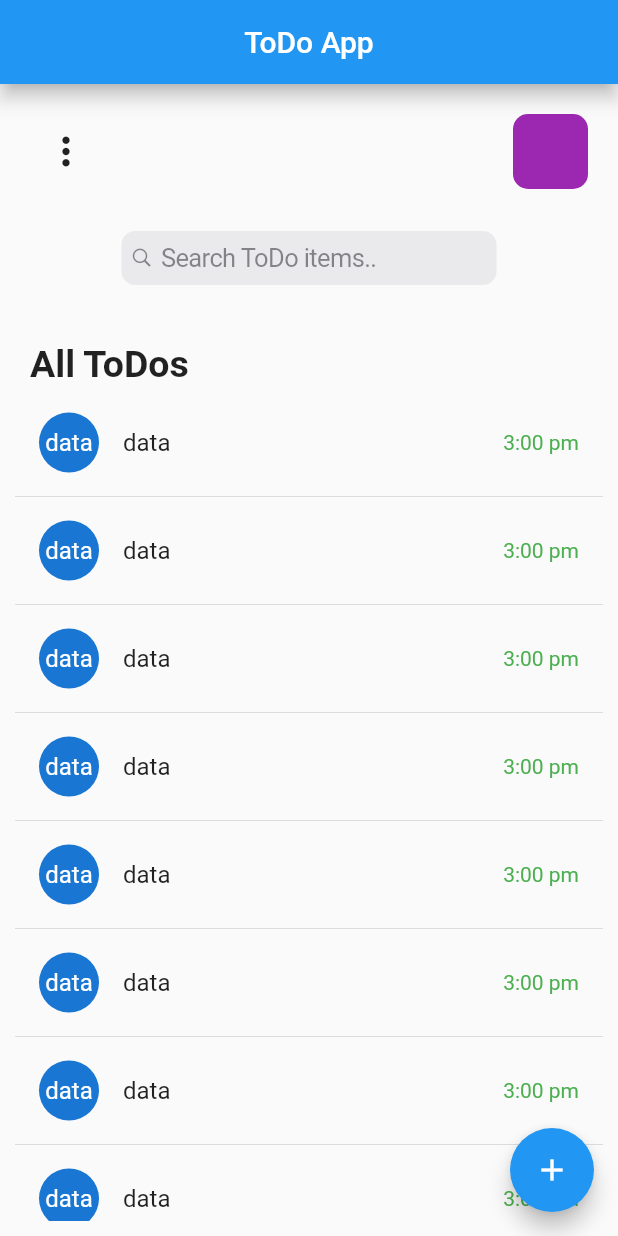
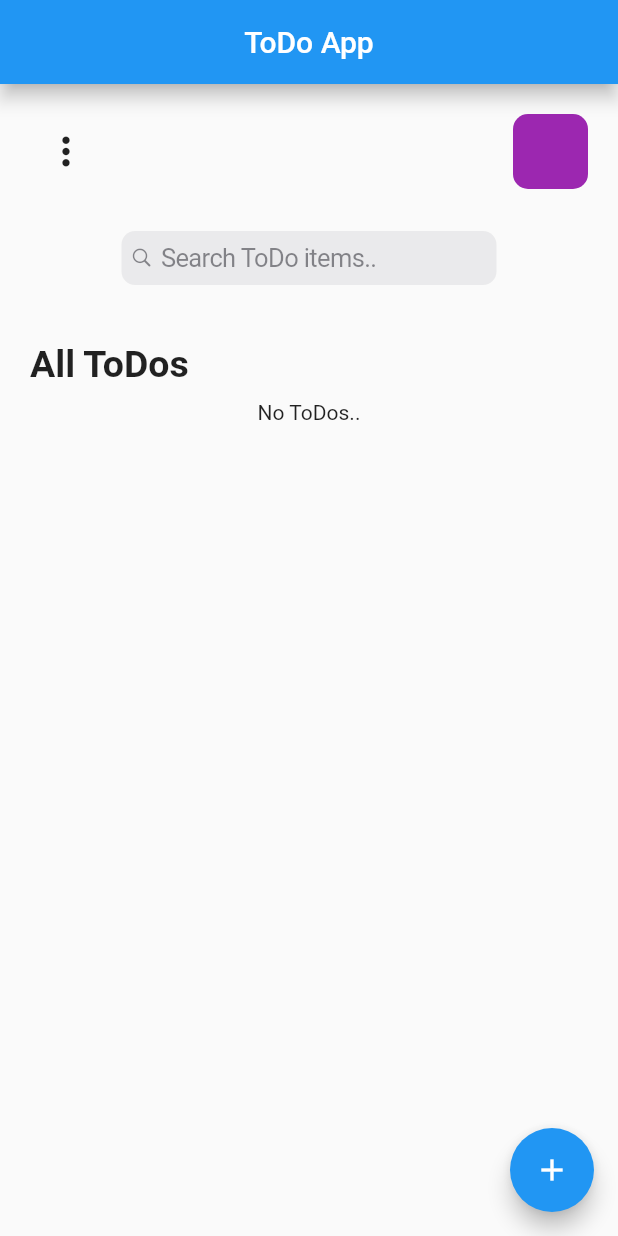
Before and after one commit to munavirahammedpk/ToDo-List, a Flutter app: the screen it shows after launch, on a phone screen of 412 x 824 dp. Run offline on Flutter 3.47's test engine with Material 2 defaults, Android fonts, the phone set to English and light mode, and no system bars; our stand-ins replace bloc, flutter_bloc, sqflite; accounts and stored records are empty.

Commit message:
add task and get task completed

```diff
--- /dev/null
+++ b/lib/Application/todo_bloc/todo_event.dart
@@ -0,0 +1,14 @@
+part of 'todo_bloc.dart';
+
+@immutable
+class TodoEvent {}
+
+class AddTaskEvent extends TodoEvent {
+  final TaskModel newTask;
+
+  AddTaskEvent({
+    required this.newTask,
+  });
+}
+
+class GetTaskEvent extends TodoEvent {}
--- /dev/null
+++ b/lib/Application/todo_bloc/todo_state.dart
@@ -0,0 +1,27 @@
+part of 'todo_bloc.dart';
+
+class TodoState {
+  bool isLoading;
+  bool isError;
+  List<TaskModel> todoList;
+  List category;
+
+  TodoState({
+    required this.isLoading,
+    required this.isError,
+    required this.todoList,
+    required this.category,
+  });
+
+  TodoState.initial({
+    required this.isLoading,
+    required this.isError,
+    required this.todoList,
+    required this.category,
+  }) {
+    isLoading = true;
+    isError = false;
+    taskList = [];
+    category = [];
+  }
+}
--- a/lib/Domain/task_model.dart
+++ b/lib/Domain/task_model.dart
@@ -1,7 +1,32 @@
-class TaskModel{
-  final int taskId;
- final String task;
-  final DateTime time;
 
-   TaskModel(this.taskId, this.task, this.time);
+class TaskModel {
+  int? id;
+  final String task;
+  final String category;
+  final String date;
+  final String time;
+
+  TaskModel({
+    this.id,
+    required this.task,
+    required this.category,
+    required this.date,
+    required this.time,
+  });
+
+  static TaskModel fromMap(Map<String, Object?> map) {
+    final id = map['id'] as int;
+    final task = map['task'] as String;
+    final category = map['category'] as String;
+    final date = map['date'] ;
+    final time = map['time'] ;
+
+    return TaskModel(
+      id: id,
+      task: task,
+      category: category,
+      date: date.toString(),
+      time: time.toString(),
+    );
+  }
 }
--- /dev/null
+++ b/lib/Domain/todo_service.dart
@@ -0,0 +1,6 @@
+import 'package:todo_app/Domain/task_model.dart';
+
+abstract class ToDoService {
+  Future<int>addTask(TaskModel newTask);
+  Future <List<TaskModel>>getAllTask();
+}
--- a/lib/Presentation/completed_page/screen_completed.dart
+++ b/lib/Presentation/completed_page/screen_completed.dart
@@ -5,7 +5,7 @@ class CompletedTaskPage extends StatelessWidget {
 
   @override
   Widget build(BuildContext context) {
-    return Column(
+    return const Column(
       children: [
         Text('data')
       ],
--- a/lib/Presentation/home_page/screen_home.dart
+++ b/lib/Presentation/home_page/screen_home.dart
@@ -1,6 +1,7 @@
-
 import 'package:flutter/cupertino.dart';
 import 'package:flutter/material.dart';
+import 'package:flutter_bloc/flutter_bloc.dart';
+import 'package:todo_app/Application/todo_bloc/todo_bloc.dart';
 import 'package:todo_app/Presentation/adding_page/screen_add.dart';
 
 class HomePage extends StatelessWidget {
@@ -8,6 +9,11 @@ class HomePage extends StatelessWidget {
 
   @override
   Widget build(BuildContext context) {
+    print('object');
+    //WidgetsBinding.instance.addPostFrameCallback((_) {
+      BlocProvider.of<TodoBloc>(context).add(GetTaskEvent());
+    //});
+
     return Scaffold(
       appBar: AppBar(
         title: const Center(
@@ -72,22 +78,48 @@ class HomePage extends StatelessWidget {
                 ),
               ),
             ),
-            Expanded(
+            BlocBuilder<TodoBloc, TodoState>(
+              builder: (context, state) {
+                if (state.isLoading) {
+                  return const Center(
+                    child: CircularProgressIndicator(),
+                  );
+                }
+                if (state.isError) {
+                  return const Center(
+                    child: Text('Error While Fetchig Your Todos..'),
+                  );
+                }
+                if (state.todoList.isEmpty) {
+                  return const Center(
+                    child: Text('No ToDos..'),
+                  );
+                } else {
+                  return Expanded(
                     child: ListView.separated(
                       shrinkWrap: true,
                       itemBuilder: (context, index) {
-                  return const ListTile(
-                    leading: CircleAvatar(child: Text('data'),),
-                    title: Text('data'),
-                    trailing: Text('3:00 pm',style: TextStyle(color: Colors.green),),
+                        final details = state.todoList[index];
+                        return ListTile(
+                          leading: CircleAvatar(
+                            child: Text(details.date),
+                          ),
+                          title: Text(details.task),
+                          subtitle: Text(details.category),
+                          trailing: Text(
+                            details.time,
+                            style: TextStyle(color: Colors.green),
+                          ),
                         );
-
                       },
                       separatorBuilder: (context, index) {
-                  return Divider();
+                        return const Divider();
                       },
-                itemCount: 10,
+                      itemCount: state.todoList.length,
                     ),
+                  );
+                }
+              },
             )
           ],
         ),
@@ -96,7 +128,7 @@ class HomePage extends StatelessWidget {
         onPressed: () {
           Navigator.of(context).push(
             CupertinoPageRoute(
-              builder: (context) => AddTaskPage(),
+              builder: (context) => const AddTaskPage(),
             ),
           );
         },
--- a/lib/main.dart
+++ b/lib/main.dart
@@ -1,12 +1,12 @@
-import 'package:flutter/cupertino.dart';
 import 'package:flutter/material.dart';
-import 'package:flutter_svg/svg.dart';
-import 'package:todo_app/Presentation/adding_page/screen_add.dart';
+import 'package:flutter_bloc/flutter_bloc.dart';
+import 'package:todo_app/Infratructure/sqflite_db/db.dart';
 import 'package:todo_app/Presentation/home_page/screen_home.dart';
+import 'Application/todo_bloc/todo_bloc.dart';
 
-import 'Presentation/completed_page/screen_completed.dart';
-
-void main() {
+Future<void> main() async {
+  WidgetsFlutterBinding.ensureInitialized();
+  await initializeDatabase();
   runApp(const MyApp());
 }
 
@@ -16,12 +16,15 @@ class MyApp extends StatelessWidget {
   // This widget is the root of your application.
   @override
   Widget build(BuildContext context) {
-    return MaterialApp(
-      title: 'ToDo App',
-      theme: ThemeData(
-        primarySwatch: Colors.blue,
+    return BlocProvider(
+      create: (context) => TodoBloc(),
+      child: MaterialApp(
+        title: 'ToDo App',
+        theme: ThemeData(
+          primarySwatch: Colors.blue,
+        ),
+        home: const HomePage(),
       ),
-      home: const HomePage(),
     );
   }
 }
--- a/pubspec.yaml
+++ b/pubspec.yaml
@@ -36,7 +36,8 @@ dependencies:
   # The following adds the Cupertino Icons font to your application.
   # Use with the CupertinoIcons class for iOS style icons.
   cupertino_icons: ^1.0.2
-  flutter_svg: ^1.1.6
+  sqflite: ^2.2.8+4
+  flutter_bloc: ^8.1.3
 
 dev_dependencies:
   flutter_test:
@@ -48,6 +49,7 @@ dev_dependencies:
   # package. See that file for information about deactivating specific lint
   # rules and activating additional ones.
   flutter_lints: ^2.0.0
+  build_runner: ^2.4.6
 
 # For information on the generic Dart part of this file, see the
 # following page: https://dart.dev/tools/pub/pubspec
```
Also changed, not shown: lib/Application/todo_bloc/todo_bloc.dart (added, +50 -0 lines), lib/Infratructure/sqflite_db/db.dart (added, +14 -0 lines), lib/Infratructure/todo_impli.dart (added, +33 -0 lines), lib/Presentation/adding_page/screen_add.dart (+44 -10 lines), assets/bottom_ui.svg (deleted), pubspec.lock, 2 other files. Lines whose indentation alone changed are shown as unchanged.
